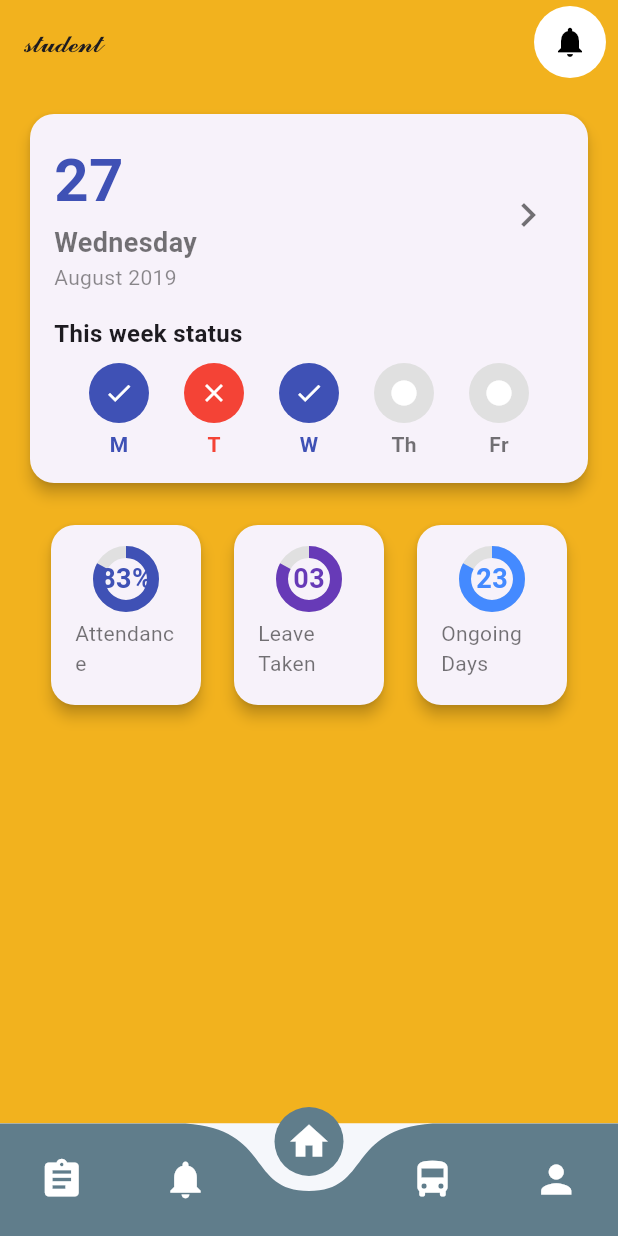
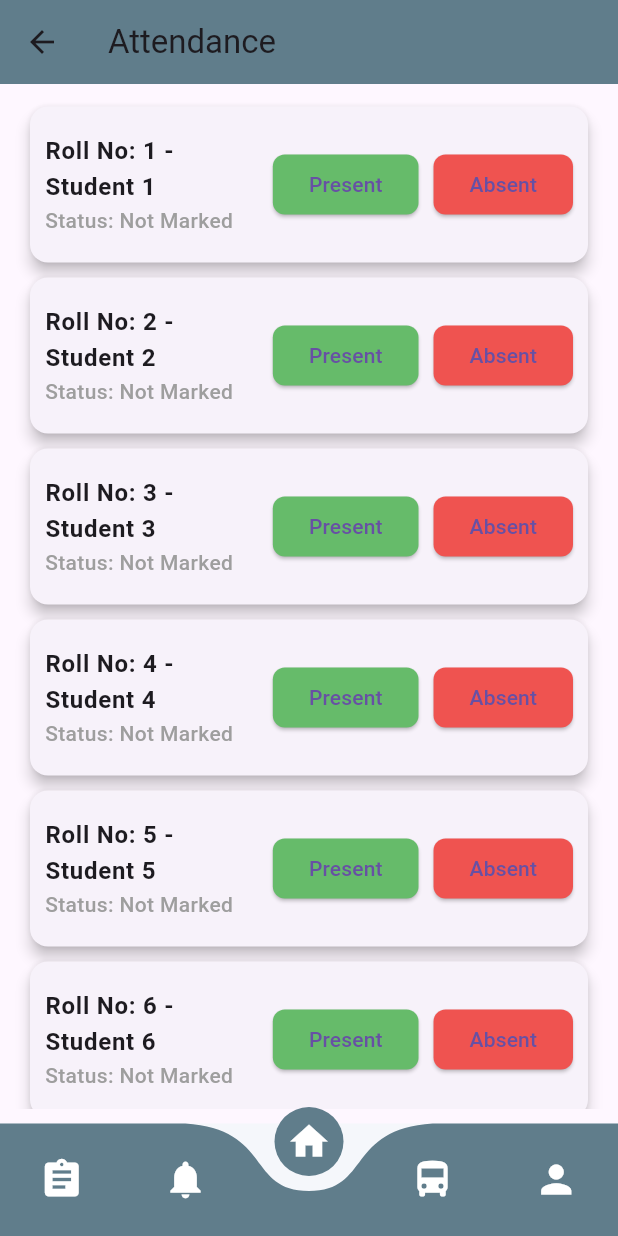
Before and after one commit to white-hacker-irfu/school_see_app_final, a Flutter app: the DashboardScreen screen opened directly, after a tap on "Update Student Attendance", on a phone screen of 412 x 824 dp. Run offline on Flutter 3.47's test engine with Material 3 defaults, Android fonts, the phone set to English and light mode, and no system bars; drawn by our look-alikes of curved_navigation_bar; our stand-ins replace carousel_slider, flutter_map, flutter_svg, latlong2, percent_indicator, shared_preferences and 1 more; accounts and stored records are empty; Roboto replaces fonts that are missing (Arial).

Commit message:
Attendance screen done

```diff
--- a/lib/attendence_page.dart
+++ b/lib/attendence_page.dart
@@ -1,279 +1,248 @@
+// import 'package:flutter/material.dart';
+
+// class AttendancePage extends StatefulWidget {
+//   @override
+//   _AttendancePageState createState() => _AttendancePageState();
+// }
+
+// class _AttendancePageState extends State<AttendancePage> {
+//   // List of students with roll numbers and names
+//   final List<Map<String, dynamic>> students = List.generate(
+//     60,
+//     (index) => {
+//       "rollNumber": index + 1,
+//       "name": "Student ${index + 1}",
+//       "status": "Not Marked" // Default status
+//     },
+//   );
+
+//   // Function to update attendance status
+//   void _markAttendance(int index, String status) {
+//     setState(() {
+//       students[index]["status"] = status;
+//     });
+//   }
+
+//   @override
+//   Widget build(BuildContext context) {
+//     return Scaffold(
+//       appBar: AppBar(
+//         title: const Text("Attendance"),
+//         backgroundColor: Colors.blueGrey,
+//       ),
+//       body: Padding(
+//         padding: const EdgeInsets.all(10.0),
+//         child: Column(
+//           children: [
+//             Expanded(
+//               //  Add Expanded to fix the ListView inside Column
+//               child: ListView.builder(
+//                 itemCount: students.length,
+//                 itemBuilder: (context, index) {
+//                   final student = students[index];
+//                   return Card(
+//                     elevation: 4,
+//                     margin:
+//                         const EdgeInsets.symmetric(vertical: 5, horizontal: 10),
+//                     shape: RoundedRectangleBorder(
+//                       borderRadius: BorderRadius.circular(12),
+//                     ),
+//                     child: ListTile(
+//                       contentPadding: const EdgeInsets.all(10),
+//                       title: Text(
+//                         "Roll No: ${student["rollNumber"]} - ${student["name"]}",
+//                         style: const TextStyle(fontWeight: FontWeight.bold),
+//                       ),
+//                       subtitle: Text(
+//                         "Status: ${student["status"]}",
+//                         style: TextStyle(
+//                           color: student["status"] == "Present"
+//                               ? Colors.green
+//                               : student["status"] == "Absent"
+//                                   ? Colors.red
+//                                   : Colors.grey,
+//                           fontWeight: FontWeight.w500,
+//                         ),
+//                       ),
+//                       trailing: Row(
+//                         mainAxisSize: MainAxisSize.min,
+//                         children: [
+//                           // Present Button
+//                           ElevatedButton(
+//                             onPressed: () => _markAttendance(index, "Present"),
+//                             style: ElevatedButton.styleFrom(
+//                               backgroundColor: Colors.green.shade400,
+//                               shape: RoundedRectangleBorder(
+//                                 borderRadius: BorderRadius.circular(8),
+//                               ),
+//                             ),
+//                             child: const Text("Present"),
+//                           ),
+//                           const SizedBox(width: 10),
+//                           // Absent Button
+//                           ElevatedButton(
+//                             onPressed: () => _markAttendance(index, "Absent"),
+//                             style: ElevatedButton.styleFrom(
+//                               backgroundColor: Colors.red.shade400,
+//                               shape: RoundedRectangleBorder(
+//                                 borderRadius: BorderRadius.circular(8),
+//                               ),
+//                             ),
+//                             child: const Text("Absent"),
+//                           ),
+//                         ],
+//                       ),
+//                     ),
+//                   );
+//                 },
+//               ),
+//             ),
+//             const SizedBox(height: 10), // Add some space above the button
+//             ElevatedButton(
+//               onPressed: () {
+//                 print("Attendance submitted!");
+//               },
+//               style: ElevatedButton.styleFrom(
+//                 backgroundColor: Colors.lightBlue,
+//                 padding:
+//                     const EdgeInsets.symmetric(horizontal: 40, vertical: 15),
+//                 shape: RoundedRectangleBorder(
+//                   borderRadius: BorderRadius.circular(8),
+//                 ),
+//               ),
+//               child: const Text(
+//                 "Submit",
+//                 style: TextStyle(fontSize: 18, fontWeight: FontWeight.bold),
+//               ),
+//             ),
+//           ],
+//         ),
+//       ),
+//     );
+//   }
+// }
+
 import 'package:flutter/material.dart';
-import 'package:curved_navigation_bar/curved_navigation_bar.dart';
-import 'studentdetails_page.dart';
-void main() {
-  runApp(const AttendencePage());
-}
-class AttendencePage extends StatelessWidget {
-  const AttendencePage({super.key});
 
+class AttendancePage extends StatefulWidget {
   @override
-  Widget build(BuildContext context) {
-    return MaterialApp(
-      debugShowCheckedModeBanner: false,
-      title: 'Attendance Dashboard',
-      theme: ThemeData(primarySwatch: Colors.blue),
-      home: const AttendanceDashboard(),
-    );
-  }
+  _AttendancePageState createState() => _AttendancePageState();
 }
 
-class AttendanceDashboard extends StatefulWidget {
-  const AttendanceDashboard({super.key});
+class _AttendancePageState extends State<AttendancePage> {
+  // List of students with roll numbers and names
+  final List<Map<String, dynamic>> students = List.generate(
+    60,
+    (index) => {
+      "rollNumber": index + 1,
+      "name": "Student ${index + 1}",
+      "status": "Not Marked" // Default status
+    },
+  );
 
-  @override
-  _AttendanceDashboardState createState() => _AttendanceDashboardState();
+  // Function to update attendance status
+  void _markAttendance(int index, String status) {
+    setState(() {
+      students[index]["status"] = status;
+    });
   }
-
-class _AttendanceDashboardState extends State<AttendanceDashboard> {
-  int _selectedIndex = 2; // Set the initial active index for the navigation bar
 
   @override
   Widget build(BuildContext context) {
     return Scaffold(
-      backgroundColor: const Color.fromARGB(255, 242, 178, 30),
       appBar: AppBar(
-        title: const Align(
-          alignment: Alignment.centerLeft,
-          child: Text(
-            "𝓼𝓽𝓾𝓭𝓮𝓷𝓽",
-            style: TextStyle(fontSize: 18),
+        title: const Text("Attendance"),
+        backgroundColor: Colors.blueGrey,
+      ),
+      body: Padding(
+        padding: const EdgeInsets.all(10.0),
+        child: ListView.builder(
+          itemCount: students.length + 1, // +1 for the Submit button
+          itemBuilder: (context, index) {
+            if (index == students.length) {
+              // Last item: Submit button
+              return Padding(
+                padding: const EdgeInsets.symmetric(vertical: 20),
+                child: Center(
+                  child: ElevatedButton(
+                    onPressed: () {
+                      print("Attendance submitted!");
+                    },
+                    style: ElevatedButton.styleFrom(
+                      backgroundColor: Colors.lightBlue,
+                      padding: const EdgeInsets.symmetric(
+                          horizontal: 40, vertical: 15),
+                      shape: RoundedRectangleBorder(
+                        borderRadius: BorderRadius.circular(8),
                       ),
                     ),
-        backgroundColor: const Color.fromARGB(255, 242, 178, 30),
-        elevation: 0,
-        actions: [
-          // Notifications Icon with White Background
-          Container(
-            decoration: BoxDecoration(
-              color: Colors.white,
-              shape: BoxShape.circle,
-            ),
-            margin: const EdgeInsets.only(right: 8),
-            child: IconButton(
-              icon: const Icon(Icons.notifications, color: Colors.black),
-              onPressed: () {
-                Navigator.push(
-                  context,
-                  MaterialPageRoute(builder: (context) => StudentdetailsPage()),
-                );
-              },
-            ),
-          ),
-        ],
-      ),
-      body: SingleChildScrollView(
-        child: Padding(
-          padding: const EdgeInsets.all(16.0),
-          child: Column(
-            children: [
-              // Top Card
-              Card(
-                elevation: 4,
-                shape: RoundedRectangleBorder(
-                  borderRadius: BorderRadius.circular(16),
-                ),
-                child: Padding(
-                  padding: const EdgeInsets.all(16.0),
-                  child: Column(
-                    crossAxisAlignment: CrossAxisAlignment.start,
-                    children: [
-                      // Date and Week Info
-                      Row(
-                        mainAxisAlignment: MainAxisAlignment.spaceBetween,
-                        children: [
-                          Column(
-                            crossAxisAlignment: CrossAxisAlignment.start,
-                            children: const [
-                              Text(
-                                '27',
-                                style: TextStyle(
-                                  fontSize: 40,
-                                  fontWeight: FontWeight.bold,
-                                  color: Colors.indigo,
-                                ),
-                              ),
-                              Text(
-                                'Wednesday',
-                                style: TextStyle(
-                                  fontSize: 18,
-                                  fontWeight: FontWeight.w600,
-                                  color: Colors.black54,
-                                ),
-                              ),
-                              Text(
-                                'August 2019',
-                                style: TextStyle(
-                                  fontSize: 14,
-                                  color: Colors.black45,
-                                ),
-                              ),
-                            ],
-                          ),
-                          IconButton(
-                            onPressed: () {},
-                            icon: const Icon(
-                              Icons.chevron_right,
-                              size: 32,
-                              color: Colors.black54,
-                            ),
-                          ),
-                        ],
-                      ),
-                      const SizedBox(height: 16),
-                      const Text(
-                        "This week status",
-                        style: TextStyle(
-                          fontSize: 16,
-                          fontWeight: FontWeight.bold,
-                        ),
-                      ),
-                      const SizedBox(height: 8),
-                      Row(
-                        mainAxisAlignment: MainAxisAlignment.spaceEvenly,
-                        children: [
-                          _buildWeekStatus('M', true),
-                          _buildWeekStatus('T', false, isAbsent: true),
-                          _buildWeekStatus('W', true),
-                          _buildWeekStatus('Th', false),
-                          _buildWeekStatus('Fr', false),
-                        ],
-                      ),
-                    ],
+                    child: const Text(
+                      "Submit",
+                      style:
+                          TextStyle(fontSize: 18, fontWeight: FontWeight.bold),
                     ),
                   ),
                 ),
-              const SizedBox(height: 20),
-              // Bottom Cards with Circular Progress
-              Row(
-                mainAxisAlignment: MainAxisAlignment.spaceEvenly,
-                children: [
-                  _buildCircularCard('83%', 'Attendance', Colors.indigo),
-                  _buildCircularCard('03', 'Leave Taken', Colors.deepPurple),
-                  _buildCircularCard('23', 'Ongoing Days', Colors.blueAccent),
-                ],
-              ),
-            ],
-          ),
-        ),
-      ),
-
               );
             }
 
-  Widget _buildWeekStatus(String day, bool isPresent, {bool isAbsent = false}) {
-    return Column(
-      children: [
-        CircleAvatar(
-          radius: 20,
-          backgroundColor: isPresent
-              ? Colors.indigo
-              : isAbsent
+            final student = students[index];
+            return Card(
+              elevation: 4,
+              margin: const EdgeInsets.symmetric(vertical: 5, horizontal: 10),
+              shape: RoundedRectangleBorder(
+                borderRadius: BorderRadius.circular(12),
+              ),
+              child: ListTile(
+                contentPadding: const EdgeInsets.all(10),
+                title: Text(
+                  "Roll No: ${student["rollNumber"]} - ${student["name"]}",
+                  style: const TextStyle(fontWeight: FontWeight.bold),
+                ),
+                subtitle: Text(
+                  "Status: ${student["status"]}",
+                  style: TextStyle(
+                    color: student["status"] == "Present"
+                        ? Colors.green
+                        : student["status"] == "Absent"
                             ? Colors.red
-                  : Colors.grey.shade300,
-          child: Icon(
-            isPresent
-                ? Icons.check
-                : isAbsent
-                    ? Icons.close
-                    : Icons.circle,
-            color: Colors.white,
-            size: 20,
+                            : Colors.grey,
+                    fontWeight: FontWeight.w500,
                   ),
                 ),
-        const SizedBox(height: 4),
-        Text(
-          day,
-          style: TextStyle(
-            fontSize: 14,
-            fontWeight: FontWeight.bold,
-            color: isPresent
-                ? Colors.indigo
-                : isAbsent
-                    ? Colors.red
-                    : Colors.black54,
+                trailing: Row(
+                  mainAxisSize: MainAxisSize.min,
+                  children: [
+                    // Present Button
+                    ElevatedButton(
+                      onPressed: () => _markAttendance(index, "Present"),
+                      style: ElevatedButton.styleFrom(
+                        backgroundColor: Colors.green.shade400,
+                        shape: RoundedRectangleBorder(
+                          borderRadius: BorderRadius.circular(8),
                         ),
                       ),
-      ],
-    );
-  }
-
-  Widget _buildCircularCard(String value, String label, Color color) {
-    return Card(
-      elevation: 4,
+                      child: const Text("Present"),
+                    ),
+                    const SizedBox(width: 10),
+                    // Absent Button
+                    ElevatedButton(
+                      onPressed: () => _markAttendance(index, "Absent"),
+                      style: ElevatedButton.styleFrom(
+                        backgroundColor: Colors.red.shade400,
                         shape: RoundedRectangleBorder(
-        borderRadius: BorderRadius.circular(16),
-      ),
-      child: Container(
-        width: 100,
-        height: 120,
-        padding: const EdgeInsets.all(16.0),
-        child: Column(
-          mainAxisAlignment: MainAxisAlignment.center,
-          children: [
-            // Circular Progress Indicator
-            Stack(
-              alignment: Alignment.center,
-              children: [
-                CircularProgressIndicator(
-                  value: 0.83, // Replace with dynamic value
-                  strokeWidth: 8,
-                  backgroundColor: Colors.grey.shade300,
-                  color: color,
-                ),
-                Text(
-                  value,
-                  style: TextStyle(
-                    fontSize: 18,
-                    fontWeight: FontWeight.bold,
-                    color: color,
+                          borderRadius: BorderRadius.circular(8),
                         ),
                       ),
-              ],
-            ),
-            const SizedBox(height: 8),
-            Text(
-              label,
-              style: const TextStyle(
-                fontSize: 14,
-                color: Colors.black54,
-              ),
+                      child: const Text("Absent"),
                     ),
                   ],
                 ),
               ),
             );
-  }
-}
-
-class NotificationsPage extends StatelessWidget {
-  const NotificationsPage({super.key});
-
-  @override
-  Widget build(BuildContext context) {
-    return Scaffold(
-      appBar: AppBar(
-        title: const Text("Notifications"),
+          },
         ),
-      body: const Center(
-        child: Text("This is the Notifications Page"),
       ),
     );
   }
 }
-
-class ProfilePage extends StatelessWidget {
-  const ProfilePage({super.key});
-
-  @override
-  Widget build(BuildContext context) {
-    return Scaffold(
-      appBar: AppBar(
-        title: const Text("Profile"),
-      ),
-      body: const Center(
-        child: Text("This is the Profile Page"),
-      ),
-    );
-  }
-}
--- a/lib/dashboard_screen.dart
+++ b/lib/dashboard_screen.dart
@@ -139,7 +139,7 @@ class _DashboardScreenState extends State<DashboardScreen> {
                           context,
                           MaterialPageRoute(
                             builder: (context) => Navigation(
-                                initialScreen: const AttendencePage()),
+                                initialScreen:  AttendancePage()),
                           ),
                         );
                       },
--- a/lib/qa-game.dart
+++ b/lib/qa-game.dart
@@ -81,8 +81,8 @@ class _InvertedLibraryState extends State<InvertedLibrary> {
                   Expanded(
                     child: TextField(
                       controller: questionController,
-                      maxLines: null, // Allows dynamic height expansion
-                      expands: true, // Ensures it fills available space
+                      maxLines: null,
+                      expands: true,
                       keyboardType: TextInputType.multiline,
                       textAlignVertical: TextAlignVertical.top,
                       decoration: InputDecoration(
```
Lines whose indentation alone changed are shown as unchanged.
